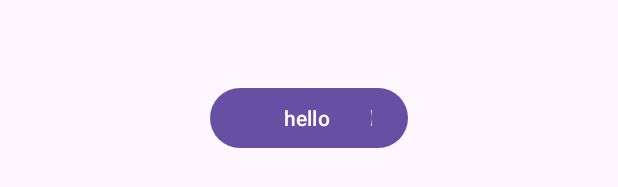
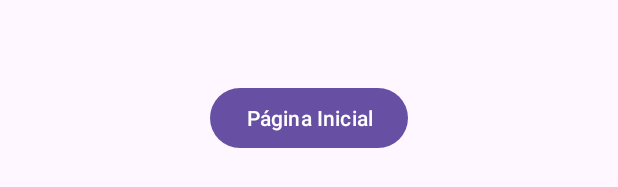
Before and after one commit to melhora-ifam/melhora-ifam, an Android app: the layout activity_main.xml on its own in the app's theme, with its tools: preview values and no code run, on a phone screen of 412 x 824 dp. Shown: the part 722-909 px from the top of the screen. Run offline under Robolectric (Android 15) with nearby library versions, the phone set to English and light mode, and no system bars.

Commit message:
Correção de erros após o merge de todas as branches
Correções:
- Remoção do caminho local do java 21 (gradle.properties)
- Correção de IDs duplicados (main activity)
- Correção de atributos não identificados (detalhe-ocorrencia)

```diff
--- a/app/src/main/AndroidManifest.xml
+++ b/app/src/main/AndroidManifest.xml
@@ -13,7 +13,7 @@
         android:theme="@style/Theme.MelhoraIfam"
         tools:targetApi="31">
         <activity
-            android:name=".ActivityDetalheOcorrencia"
+            android:name=".MainActivity"
             android:exported="true">
             <intent-filter>
                 <action android:name="android.intent.action.MAIN" />
--- a/app/src/main/res/layout/activity_detalhe_ocorrencia.xml
+++ b/app/src/main/res/layout/activity_detalhe_ocorrencia.xml
@@ -31,7 +31,7 @@
                 android:layout_width="wrap_content"
                 android:layout_height="wrap_content"
                 android:paddingBottom="3dp"
-                android:text="@string/titulo_ocorrencia"
+                android:text="@string/titulo_placeholder"
                 android:textColor="#000"
                 android:textSize="22sp"
                 android:textStyle="bold" />
@@ -295,8 +295,7 @@
            android:layout_height="wrap_content"
            android:hint="@string/envie_uma_mensagem"
             app:boxBackgroundMode="none"
-            app:boxStrokeWidthBottom="2dp"
-
+            app:boxStrokeWidth="2dp"
             app:boxStrokeColor="#FFA500">
 
            <com.google.android.material.textfield.TextInputEditText
--- a/app/src/main/res/layout/activity_main.xml
+++ b/app/src/main/res/layout/activity_main.xml
@@ -6,33 +6,6 @@
     android:layout_width="match_parent"
     android:layout_height="match_parent"
     tools:context=".MainActivity">
-
-    <FrameLayout
-        android:id="@+id/fragmentContainer1"
-        android:layout_width="match_parent"
-        android:layout_height="wrap_content"
-        app:layout_constraintTop_toTopOf="parent"
-        app:layout_constraintStart_toStartOf="parent"
-        app:layout_constraintEnd_toEndOf="parent"
-        app:layout_constraintBottom_toTopOf="@id/scrollView" />
-
-    <ScrollView
-        android:id="@+id/scrollView"
-        android:layout_width="match_parent"
-        android:layout_height="0dp"
-        app:layout_constraintTop_toBottomOf="@id/fragmentContainer1"
-        app:layout_constraintStart_toStartOf="parent"
-        app:layout_constraintEnd_toEndOf="parent"
-        app:layout_constraintBottom_toBottomOf="parent">
-
-        <FrameLayout
-            android:id="@+id/fragmentContainer"
-            android:layout_width="match_parent"
-            android:layout_height="wrap_content"/>
-
-    </ScrollView>
-
-
 
     <Button
         android:id="@+id/btnHome"
@@ -49,29 +22,5 @@
         app:layout_constraintTop_toTopOf="parent"
         app:layout_constraintVertical_bias="1.0" />
 
-    <Button
-        android:id="@+id/btnHome"
-        android:layout_width="wrap_content"
-        android:layout_height="wrap_content"
-        android:layout_marginStart="158dp"
-        android:layout_marginEnd="162dp"
-        android:layout_marginBottom="240dp"
-        android:text="hello"
-        app:layout_constraintBottom_toBottomOf="parent"
-        app:layout_constraintEnd_toEndOf="parent"
-        app:layout_constraintHorizontal_bias="0.465"
-        app:layout_constraintStart_toStartOf="parent"
-        app:layout_constraintTop_toTopOf="parent"
-        app:layout_constraintVertical_bias="1.0" />
-
-    <FrameLayout
-        android:id="@+id/fragmentContainer"
-        android:layout_width="0dp"
-        android:layout_height="0dp"
-        app:layout_constraintTop_toTopOf="parent"
-        app:layout_constraintBottom_toBottomOf="parent"
-        app:layout_constraintStart_toStartOf="parent"
-        app:layout_constraintEnd_toEndOf="parent" />
-
 
 </androidx.constraintlayout.widget.ConstraintLayout>
--- a/app/src/main/res/values/strings.xml
+++ b/app/src/main/res/values/strings.xml
@@ -3,7 +3,6 @@
     <string name="app_name">Melhora IFAM</string>
 
     <!-- Autenticação -->
-    <string name="app_name">Melhora IFAM</string>
     <string name="email_institucional">E-mail Institucional</string>
     <string name="senha">Senha</string>
     <string name="redefinir_senha">Recuperar a senha?</string>
--- a/gradle.properties
+++ b/gradle.properties
@@ -21,4 +21,3 @@ kotlin.code.style=official
 # resources declared in the library itself and none from the library's dependencies,
 # thereby reducing the size of the R class for that library
 android.nonTransitiveRClass=true
-org.gradle.java.home=C:/Program Files/Java/jdk-21
```
